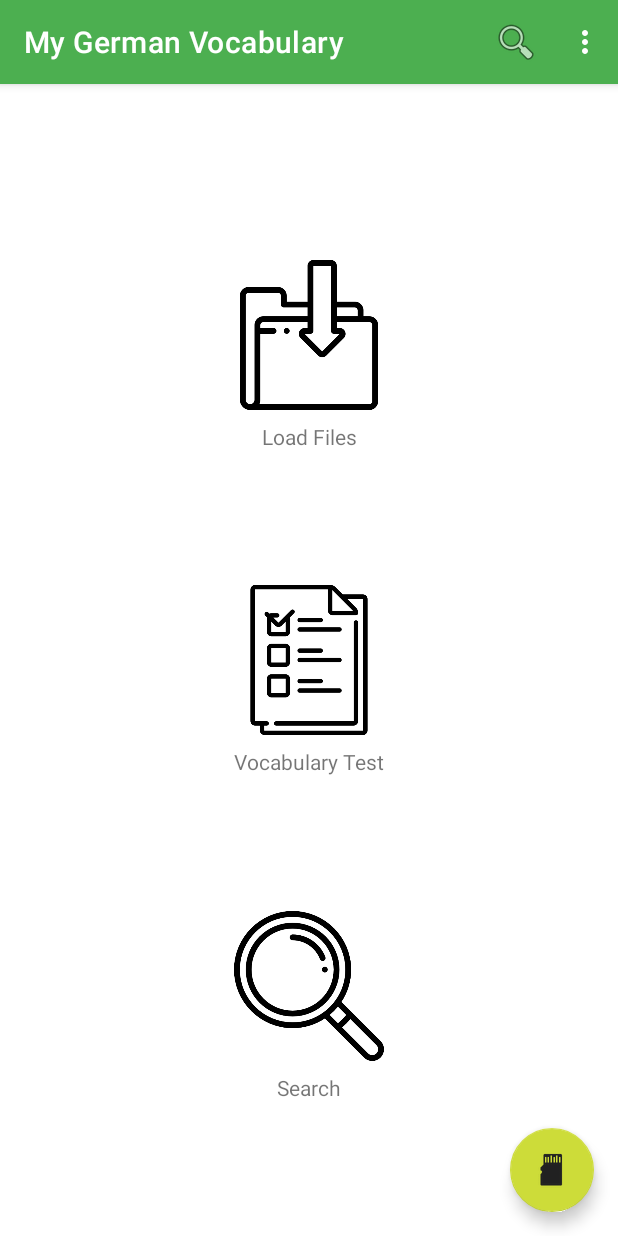
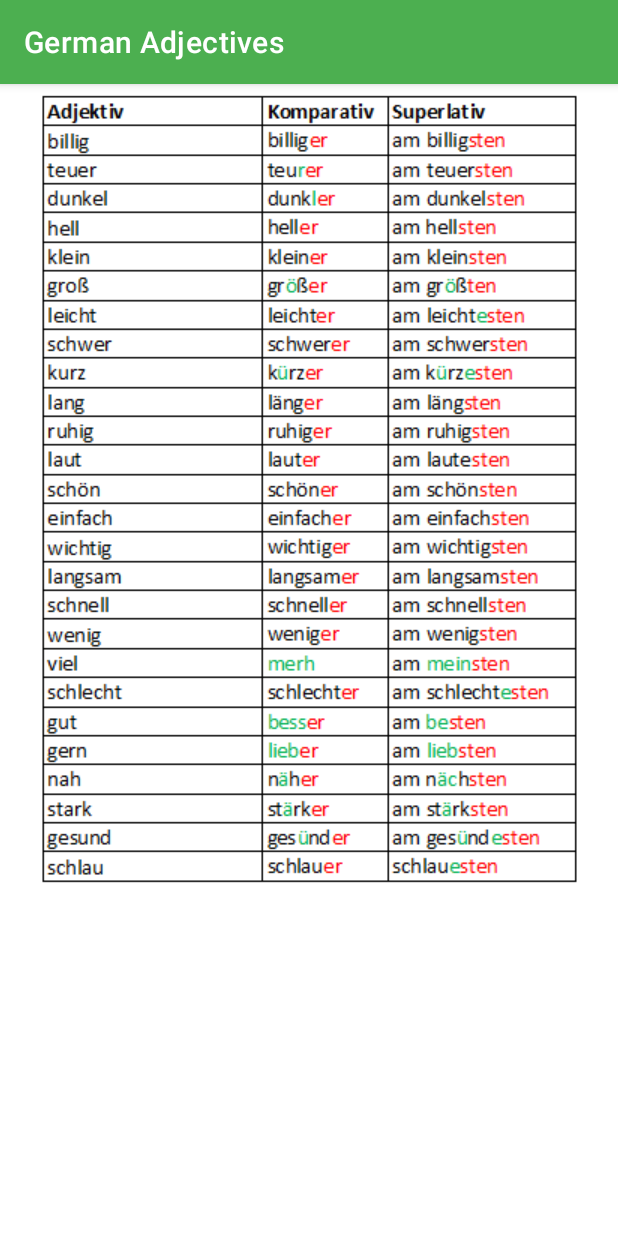
Before and after one commit to fdgc7/MGV, an Android app: the screen it shows after launch (MainActivity before the commit, ShowGermanAdjectivesActivity after it), in the options menu, after a tap on "German Adjectives", on a phone screen of 412 x 824 dp. Run offline under Robolectric (Android 15) with nearby library versions, the light colour scheme and no system bars; our stand-ins replace navigation-ui.

Commit message:
Added comparative and superlative adjectives and released v2.8.0

```diff
--- a/app/build.gradle
+++ b/app/build.gradle
@@ -10,8 +10,8 @@ android {
         applicationId "com.fdanielgarcia.mygermanvocabulary"
         minSdk 28
         targetSdk 30
-        versionCode 25
-        versionName "2.7.1"
+        versionCode 26
+        versionName "2.8.0"
 
         testInstrumentationRunner "androidx.test.runner.AndroidJUnitRunner"
     }
--- a/app/src/main/AndroidManifest.xml
+++ b/app/src/main/AndroidManifest.xml
@@ -31,6 +31,10 @@
             android:name=".presentation.ShowGermanPrepositionsActivity"
             android:label="@string/show_german_prepositions_activity_label"
             android:screenOrientation="portrait"/>
+        <activity
+            android:name=".presentation.ShowGermanAdjectivesActivity"
+            android:label="@string/show_german_adjectives_activity_label"
+            android:screenOrientation="portrait"/>
     </application>
 
 </manifest>
--- a/app/src/main/java/com/fdanielgarcia/mygermanvocabulary/presentation/MainActivity.kt
+++ b/app/src/main/java/com/fdanielgarcia/mygermanvocabulary/presentation/MainActivity.kt
@@ -69,6 +69,11 @@ class MainActivity : BaseActivity() {
                 startActivity(i)
                 true
             }
+            R.id.action_german_adjectives -> {
+                val i = Intent(this, ShowGermanAdjectivesActivity::class.java)
+                startActivity(i)
+                true
+            }
             R.id.action_settings -> {
                 findNavController(R.id.nav_host_fragment_content_main).navigate(R.id.action_All_to_SettingsFragment)
                 true
--- /dev/null
+++ b/app/src/main/java/com/fdanielgarcia/mygermanvocabulary/presentation/ShowGermanAdjectivesActivity.kt
@@ -0,0 +1,15 @@
+package com.fdanielgarcia.mygermanvocabulary.presentation
+
+import android.os.Bundle
+import com.fdanielgarcia.mygermanvocabulary.databinding.ActivityShowGermanAdjectivesBinding
+
+class ShowGermanAdjectivesActivity : BaseActivity() {
+    private lateinit var binding: ActivityShowGermanAdjectivesBinding
+
+    override fun onCreate(savedInstanceState: Bundle?) {
+        super.onCreate(savedInstanceState)
+
+        binding = ActivityShowGermanAdjectivesBinding.inflate(layoutInflater)
+        setContentView(binding.root)
+    }
+}
--- /dev/null
+++ b/app/src/main/res/layout/activity_show_german_adjectives.xml
@@ -0,0 +1,16 @@
+<?xml version="1.0" encoding="utf-8"?>
+<androidx.constraintlayout.widget.ConstraintLayout xmlns:android="http://schemas.android.com/apk/res/android"
+    xmlns:app="http://schemas.android.com/apk/res-auto"
+    android:layout_width="match_parent"
+    android:layout_height="match_parent">
+
+    <ImageView
+        android:id="@+id/imageViewGermanAdjectives"
+        android:layout_width="wrap_content"
+        android:layout_height="wrap_content"
+        android:contentDescription="@string/action_german_adjectives"
+        app:layout_constraintEnd_toEndOf="parent"
+        app:layout_constraintStart_toStartOf="parent"
+        app:layout_constraintTop_toTopOf="parent"
+        app:srcCompat="@drawable/german_adjectives" />
+</androidx.constraintlayout.widget.ConstraintLayout>
--- a/app/src/main/res/values/strings.xml
+++ b/app/src/main/res/values/strings.xml
@@ -48,6 +48,7 @@
     <string name="search_fragment_label">Search</string>
     <string name="show_german_pronouns_activity_label">German Pronouns</string>
     <string name="show_german_prepositions_activity_label">German Prepositions</string>
+    <string name="show_german_adjectives_activity_label">German Adjectives</string>
     <string name="settings_fragment_label">Settings</string>
     <string name="substantive_content_label">Substantive | Meaning</string>
     <string name="verb_content_label">Infinitive | Present | Past | Perfect | Meaning</string>
```
Also changed, not shown: app/src/main/res/drawable/german_adjectives.png (added), 2 other files.
